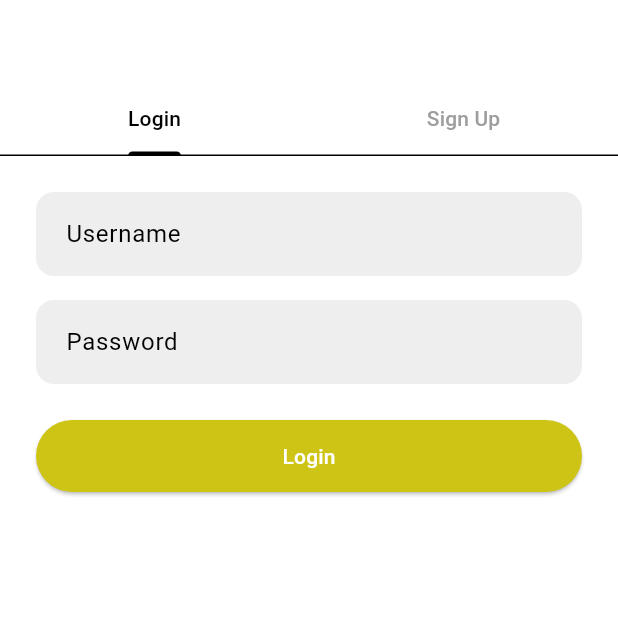
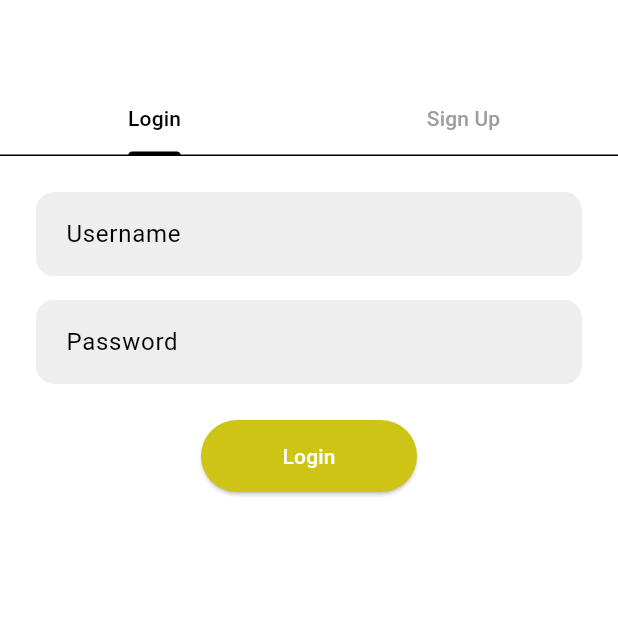
Before and after one commit to gideon-wade/GoNotes, a Flutter app: the screen it shows after launch, on a phone screen of 412 x 824 dp, the top half of it. Run offline on Flutter 3.47's test engine with Material 3 defaults, Android fonts, the phone set to English and light mode, and no system bars; our stand-ins replace flutter_dotenv, google_maps_flutter, permission_handler.

Commit message:
fixed spelling mistake and resized width of primary button

```diff
--- a/frontend/client/lib/core/constants/constants.dart
+++ b/frontend/client/lib/core/constants/constants.dart
@@ -10,8 +10,8 @@ class Constants {
   static const double xlSpace = 32.0;
   // Buttons
   static const double elevatedButtonHeight = 48.0;
-  static const double elevatedButtonWidth = 12.0;
-  static const double textFormButtonBorderRadious = 12.0;
+  static const double elevatedButtonWidth = 144.0;
+  static const double textFormButtonBorderRadius = 12.0;
   static const double buttonContentPadding = 16.0;
   static const double primaryButtonBorderRadius = 30.0;
 
--- a/frontend/client/lib/core/utils/utils.dart
+++ b/frontend/client/lib/core/utils/utils.dart
@@ -12,19 +12,19 @@ class Utils {
       fillColor: Constants.greyTransparentColor,
       border: OutlineInputBorder(
         borderRadius: BorderRadius.circular(
-          Constants.textFormButtonBorderRadious,
+          Constants.textFormButtonBorderRadius,
         ),
         borderSide: BorderSide.none,
       ),
       enabledBorder: OutlineInputBorder(
         borderRadius: BorderRadius.circular(
-          Constants.textFormButtonBorderRadious,
+          Constants.textFormButtonBorderRadius,
         ),
         borderSide: BorderSide.none,
       ),
       focusedBorder: OutlineInputBorder(
         borderRadius: BorderRadius.circular(
-          Constants.textFormButtonBorderRadious,
+          Constants.textFormButtonBorderRadius,
         ),
         borderSide: BorderSide.none,
       ),
--- a/frontend/client/lib/core/widgets/primary_button.dart
+++ b/frontend/client/lib/core/widgets/primary_button.dart
@@ -10,7 +10,7 @@ class PrimaryButton extends StatelessWidget {
   @override
   Widget build(BuildContext context) {
     return SizedBox(
-      width: double.infinity,
+      width: Constants.elevatedButtonWidth,
       height: Constants.elevatedButtonHeight,
       child: ElevatedButton(
         onPressed: onPressed,
```
